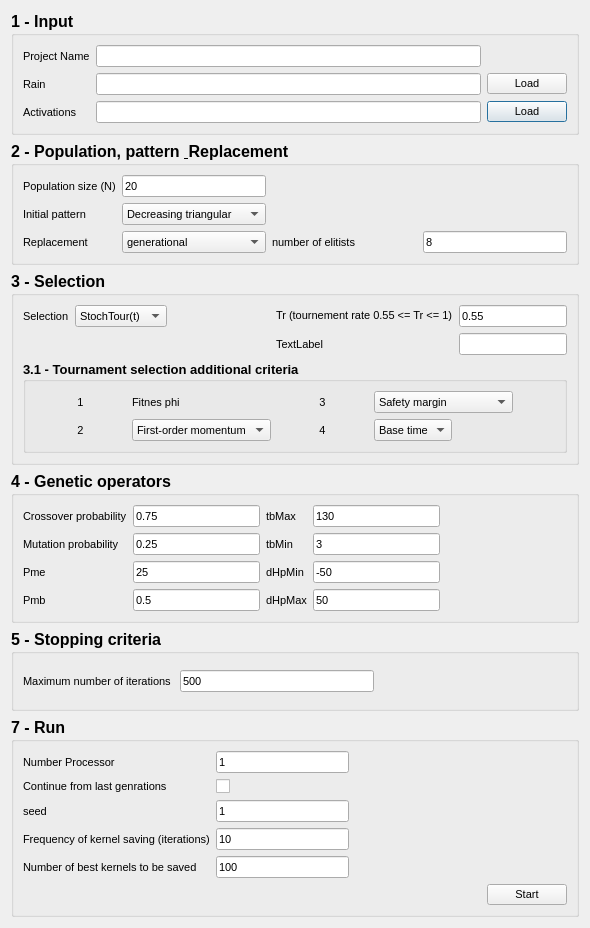
This is dialog.ui in alessioderango/SAKe as Qt 5 draws it before an edit. The edited form follows.
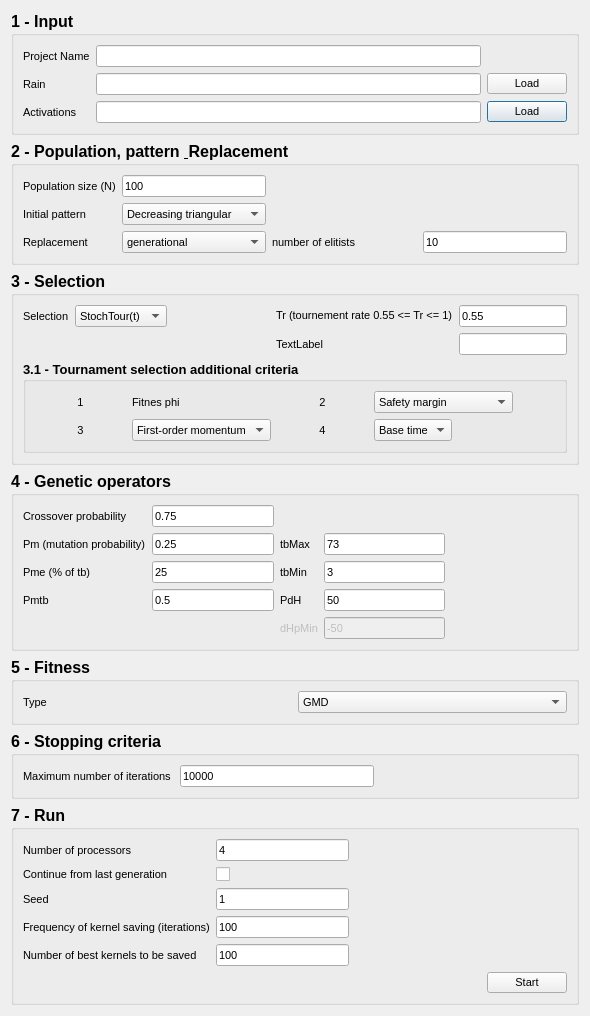
This is the edited form.

Commit message: Added Fitness Type (FitnessGMD and FitnessEW)

Diff of the .ui file:
```diff
--- a/dialog.ui
+++ b/dialog.ui
@@ -10,7 +10,7 @@
     <x>0</x>
     <y>0</y>
     <width>590</width>
-    <height>928</height>
+    <height>956</height>
    </rect>
   </property>
   <property name="sizePolicy">
@@ -298,7 +298,7 @@
              </font>
             </property>
             <property name="text">
-             <string>8</string>
+             <string>10</string>
             </property>
            </widget>
           </item>
@@ -312,7 +312,7 @@
              </font>
             </property>
             <property name="text">
-             <string>20</string>
+             <string>100</string>
             </property>
            </widget>
           </item>
@@ -504,7 +504,7 @@
                 </font>
                </property>
                <property name="text">
-                <string>3</string>
+                <string>2</string>
                </property>
                <property name="alignment">
                 <set>Qt::AlignCenter</set>
@@ -674,7 +674,7 @@
                 </font>
                </property>
                <property name="text">
-                <string>2</string>
+                <string>3</string>
                </property>
                <property name="alignment">
                 <set>Qt::AlignCenter</set>
@@ -718,6 +718,47 @@
             </property>
            </widget>
           </item>
+          <item row="3" column="2">
+           <widget class="QLabel" name="labeltbMin">
+            <property name="font">
+             <font>
+              <pointsize>8</pointsize>
+              <weight>50</weight>
+              <bold>false</bold>
+             </font>
+            </property>
+            <property name="text">
+             <string>tbMin</string>
+            </property>
+           </widget>
+          </item>
+          <item row="3" column="3">
+           <widget class="QLineEdit" name="lineEditTbMin">
+            <property name="font">
+             <font>
+              <pointsize>8</pointsize>
+              <weight>50</weight>
+              <bold>false</bold>
+             </font>
+            </property>
+            <property name="text">
+             <string>3</string>
+            </property>
+           </widget>
+          </item>
+          <item row="0" column="4">
+           <spacer name="horizontalSpacer_4">
+            <property name="orientation">
+             <enum>Qt::Horizontal</enum>
+            </property>
+            <property name="sizeHint" stdset="0">
+             <size>
+              <width>40</width>
+              <height>20</height>
+             </size>
+            </property>
+           </spacer>
+          </item>
           <item row="0" column="1">
            <widget class="QLineEdit" name="lineEditCrossoverP">
             <property name="font">
@@ -732,7 +773,7 @@
             </property>
            </widget>
           </item>
-          <item row="0" column="3">
+          <item row="2" column="3">
            <widget class="QLineEdit" name="lineEditTbMax">
             <property name="font">
              <font>
@@ -742,11 +783,11 @@
              </font>
             </property>
             <property name="text">
-             <string>130</string>
+             <string>73</string>
             </property>
            </widget>
           </item>
-          <item row="0" column="2">
+          <item row="2" column="2">
            <widget class="QLabel" name="labeltbMax">
             <property name="font">
              <font>
@@ -760,7 +801,35 @@
             </property>
            </widget>
           </item>
-          <item row="1" column="1">
+          <item row="2" column="0">
+           <widget class="QLabel" name="label_17">
+            <property name="font">
+             <font>
+              <pointsize>8</pointsize>
+              <weight>50</weight>
+              <bold>false</bold>
+             </font>
+            </property>
+            <property name="text">
+             <string>Pm (mutation probability)</string>
+            </property>
+           </widget>
+          </item>
+          <item row="3" column="1">
+           <widget class="QLineEdit" name="lineEditPme">
+            <property name="font">
+             <font>
+              <pointsize>8</pointsize>
+              <weight>50</weight>
+              <bold>false</bold>
+             </font>
+            </property>
+            <property name="text">
+             <string>25</string>
+            </property>
+           </widget>
+          </item>
+          <item row="2" column="1">
            <widget class="QLineEdit" name="lineEditMutationP">
             <property name="font">
              <font>
@@ -774,8 +843,8 @@
             </property>
            </widget>
           </item>
-          <item row="1" column="2">
-           <widget class="QLabel" name="labeltbMin">
+          <item row="4" column="1">
+           <widget class="QLineEdit" name="lineEditPmb">
             <property name="font">
              <font>
               <pointsize>8</pointsize>
@@ -784,11 +853,25 @@
              </font>
             </property>
             <property name="text">
-             <string>tbMin</string>
+             <string>0.5</string>
             </property>
            </widget>
           </item>
-          <item row="2" column="0">
+          <item row="4" column="0">
+           <widget class="QLabel" name="labelPmb">
+            <property name="font">
+             <font>
+              <pointsize>8</pointsize>
+              <weight>50</weight>
+              <bold>false</bold>
+             </font>
+            </property>
+            <property name="text">
+             <string>Pmtb</string>
+            </property>
+           </widget>
+          </item>
+          <item row="3" column="0">
            <widget class="QLabel" name="labelPme">
             <property name="font">
              <font>
@@ -798,26 +881,15 @@
              </font>
             </property>
             <property name="text">
-             <string>Pme</string>
+             <string>Pme (% of tb) </string>
             </property>
            </widget>
           </item>
-          <item row="1" column="0">
-           <widget class="QLabel" name="label_17">
-            <property name="font">
-             <font>
-              <pointsize>8</pointsize>
-              <weight>50</weight>
-              <bold>false</bold>
-             </font>
+          <item row="6" column="3">
+           <widget class="QLineEdit" name="lineEditdHpMin">
+            <property name="enabled">
+             <bool>false</bool>
             </property>
-            <property name="text">
-             <string>Mutation probability</string>
-            </property>
-           </widget>
-          </item>
-          <item row="1" column="3">
-           <widget class="QLineEdit" name="lineEditTbMin">
             <property name="font">
              <font>
               <pointsize>8</pointsize>
@@ -826,12 +898,15 @@
              </font>
             </property>
             <property name="text">
-             <string>3</string>
+             <string>-50</string>
             </property>
            </widget>
           </item>
-          <item row="2" column="2">
+          <item row="6" column="2">
            <widget class="QLabel" name="label_21">
+            <property name="enabled">
+             <bool>false</bool>
+            </property>
             <property name="font">
              <font>
               <pointsize>8</pointsize>
@@ -844,21 +919,7 @@
             </property>
            </widget>
           </item>
-          <item row="3" column="0">
-           <widget class="QLabel" name="labelPmb">
-            <property name="font">
-             <font>
-              <pointsize>8</pointsize>
-              <weight>50</weight>
-              <bold>false</bold>
-             </font>
-            </property>
-            <property name="text">
-             <string>Pmb</string>
-            </property>
-           </widget>
-          </item>
-          <item row="3" column="2">
+          <item row="4" column="2">
            <widget class="QLabel" name="label_22">
             <property name="font">
              <font>
@@ -868,53 +929,11 @@
              </font>
             </property>
             <property name="text">
-             <string>dHpMax</string>
+             <string>PdH</string>
             </property>
            </widget>
           </item>
-          <item row="2" column="3">
-           <widget class="QLineEdit" name="lineEditdHpMin">
-            <property name="font">
-             <font>
-              <pointsize>8</pointsize>
-              <weight>50</weight>
-              <bold>false</bold>
-             </font>
-            </property>
-            <property name="text">
-             <string>-50</string>
-            </property>
-           </widget>
-          </item>
-          <item row="3" column="1">
-           <widget class="QLineEdit" name="lineEditPmb">
-            <property name="font">
-             <font>
-              <pointsize>8</pointsize>
-              <weight>50</weight>
-              <bold>false</bold>
-             </font>
-            </property>
-            <property name="text">
-             <string>0.5</string>
-            </property>
-           </widget>
-          </item>
-          <item row="2" column="1">
-           <widget class="QLineEdit" name="lineEditPme">
-            <property name="font">
-             <font>
-              <pointsize>8</pointsize>
-              <weight>50</weight>
-              <bold>false</bold>
-             </font>
-            </property>
-            <property name="text">
-             <string>25</string>
-            </property>
-           </widget>
-          </item>
-          <item row="3" column="3">
+          <item row="4" column="3">
            <widget class="QLineEdit" name="lineEditdHpMax">
             <property name="font">
              <font>
@@ -928,18 +947,60 @@
             </property>
            </widget>
           </item>
-          <item row="0" column="4">
-           <spacer name="horizontalSpacer_4">
-            <property name="orientation">
-             <enum>Qt::Horizontal</enum>
+         </layout>
+        </item>
+       </layout>
+      </widget>
+     </item>
+     <item>
+      <widget class="QGroupBox" name="groupBox_8">
+       <property name="font">
+        <font>
+         <pointsize>12</pointsize>
+         <weight>75</weight>
+         <bold>true</bold>
+        </font>
+       </property>
+       <property name="title">
+        <string>5 - Fitness</string>
+       </property>
+       <layout class="QVBoxLayout" name="verticalLayout_11">
+        <item>
+         <layout class="QGridLayout" name="gridLayout_8">
+          <item row="0" column="1">
+           <widget class="QComboBox" name="comboBoxFitness">
+            <property name="font">
+             <font>
+              <pointsize>8</pointsize>
+              <weight>50</weight>
+              <bold>false</bold>
+             </font>
             </property>
-            <property name="sizeHint" stdset="0">
-             <size>
-              <width>40</width>
-              <height>20</height>
-             </size>
+            <item>
+             <property name="text">
+              <string>GMD</string>
+             </property>
+            </item>
+            <item>
+             <property name="text">
+              <string>EW</string>
+             </property>
+            </item>
+           </widget>
+          </item>
+          <item row="0" column="0">
+           <widget class="QLabel" name="label_7">
+            <property name="font">
+             <font>
+              <pointsize>8</pointsize>
+              <weight>50</weight>
+              <bold>false</bold>
+             </font>
             </property>
-           </spacer>
+            <property name="text">
+             <string>Type</string>
+            </property>
+           </widget>
           </item>
          </layout>
         </item>
@@ -956,7 +1017,7 @@
         </font>
        </property>
        <property name="title">
-        <string>5 - Stopping criteria</string>
+        <string>6 - Stopping criteria</string>
        </property>
        <layout class="QVBoxLayout" name="verticalLayout_8">
         <item>
@@ -985,7 +1046,7 @@
              </font>
             </property>
             <property name="text">
-             <string>500</string>
+             <string>10000</string>
             </property>
            </widget>
           </item>
@@ -1032,7 +1093,7 @@
              </font>
             </property>
             <property name="text">
-             <string>Number Processor</string>
+             <string>Number of processors</string>
             </property>
            </widget>
           </item>
@@ -1046,7 +1107,7 @@
              </font>
             </property>
             <property name="text">
-             <string>seed</string>
+             <string>Seed</string>
             </property>
            </widget>
           </item>
@@ -1088,7 +1149,7 @@
              </font>
             </property>
             <property name="text">
-             <string>1</string>
+             <string>4</string>
             </property>
            </widget>
           </item>
@@ -1147,7 +1208,7 @@
              </font>
             </property>
             <property name="text">
-             <string>10</string>
+             <string>100</string>
             </property>
            </widget>
           </item>
@@ -1161,7 +1222,7 @@
              </font>
             </property>
             <property name="text">
-             <string>Continue from last genrations</string>
+             <string>Continue from last generation</string>
             </property>
            </widget>
           </item>
```
Left out of the diff: 64 changed lines with no effect on the pictures. The commit also changes 27 other files.
